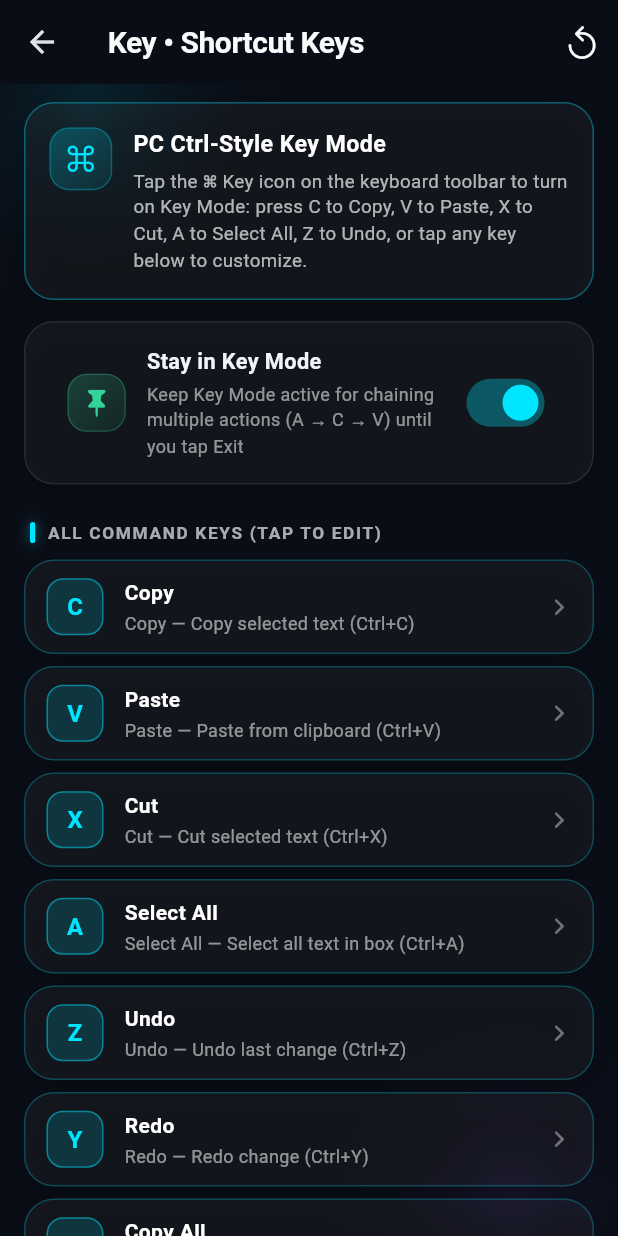
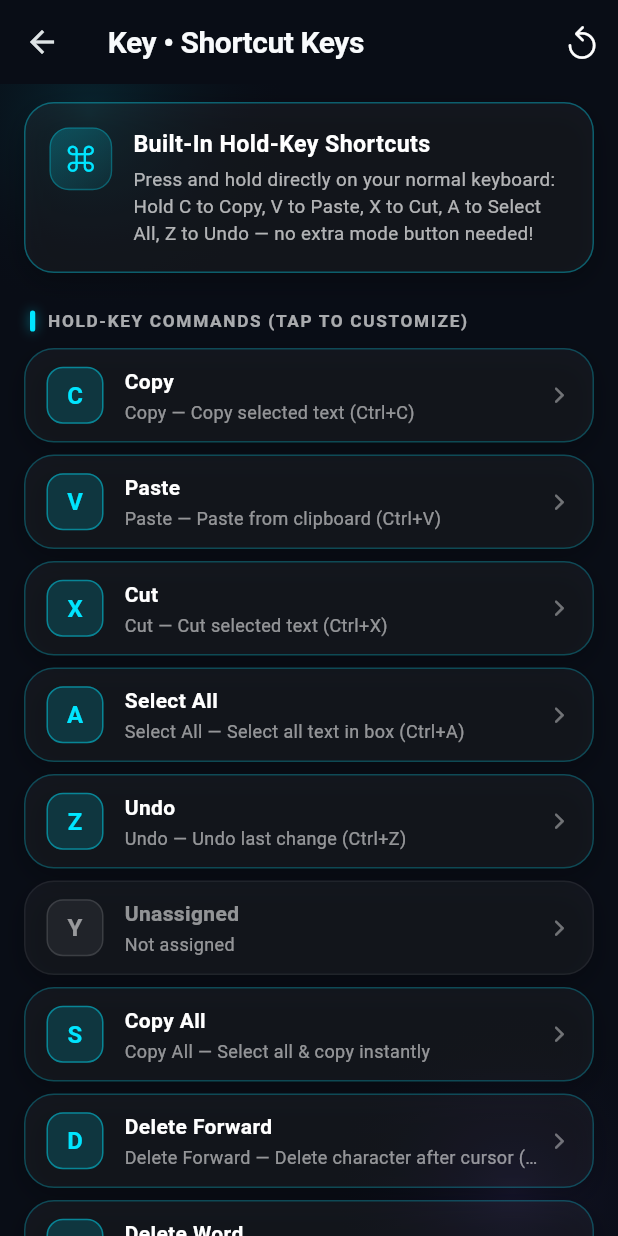
Before and after one commit to shahin0964/Nox-Keyboard, a Flutter app: the KeyModeScreen screen opened by its route, on a phone screen of 412 x 824 dp. Run offline on Flutter 3.47's test engine with Material 3 defaults, Android fonts, the phone set to English and light mode, and no system bars; our stand-ins replace shared_preferences; accounts and stored records are empty; project files that could hold a hidden picture were left out.

Commit message:
feat(v1.0.15): built-in hold-key shortcuts directly on keyboard (hold C=Copy, V=Paste, X=Cut, A=SelectAll, Z=Undo)

```diff
--- a/lib/data/preferences_helper.dart
+++ b/lib/data/preferences_helper.dart
@@ -431,7 +431,6 @@ class PreferencesHelper {
   static const List<String> defaultToolbarOrder = [
     'emoji',
     'clipboard',
-    'keyMode',
     'textEditing',
     'themes',
     'oneHanded',
@@ -440,28 +439,19 @@ class PreferencesHelper {
     'voice',
   ];
 
-  // Built-in PC-style Ctrl / Command Key Mode mapping (A-Z -> action or text)
+  // Built-in Press & Hold Shortcut Commands on normal keyboard keys (Row 2 & 3 so Row 1 1-0 stays intact)
   static const Map<String, String> defaultKeyCommands = {
     'c': 'action:copy',
     'v': 'action:paste',
     'x': 'action:cut',
     'a': 'action:selectAll',
     'z': 'action:undo',
-    'y': 'action:redo',
+    's': 'action:copyAll',
     'd': 'action:deleteForward',
     'b': 'action:deleteWord',
     'k': 'action:clearAll',
-    's': 'action:copyAll',
     'h': 'action:home',
-    'e': 'action:end',
-    't': 'action:tab',
-    'q': 'action:escape',
-    'l': 'action:left',
-    'r': 'action:right',
-    'u': 'action:up',
-    'n': 'action:down',
-    'w': 'action:selectLeft',
-    'p': 'action:selectRight',
+    'l': 'action:end',
   };
 
   bool get keyModeStayActive => _prefs?.getBool(AppConstants.keyKeyModeStayActive) ?? true;
--- a/lib/features/dashboard/screens/dashboard_screen.dart
+++ b/lib/features/dashboard/screens/dashboard_screen.dart
@@ -213,7 +213,7 @@ class _DashboardScreenState extends State<DashboardScreen> {
                     ),
                     _buildActionCard(
                       title: 'Key',
-                      subtitle: 'C=Copy, V=Paste, X=Cut...',
+                      subtitle: 'Hold C Copy, V Paste, X Cut',
                       icon: CupertinoIcons.command,
                       color: const Color(0xFF00E5FF),
                       route: '/key-mode',
--- a/lib/features/settings/screens/key_mode_screen.dart
+++ b/lib/features/settings/screens/key_mode_screen.dart
@@ -256,7 +256,7 @@ class _KeyModeScreenState extends State<KeyModeScreen> {
                     crossAxisAlignment: CrossAxisAlignment.start,
                     children: [
                       const Text(
-                        'PC Ctrl-Style Key Mode',
+                        'Built-In Hold-Key Shortcuts',
                         style: TextStyle(
                           color: Colors.white,
                           fontSize: 15.5,
@@ -265,7 +265,7 @@ class _KeyModeScreenState extends State<KeyModeScreen> {
                       ),
                       const SizedBox(height: 4),
                       Text(
-                        'Tap the ⌘ Key icon on the keyboard toolbar to turn on Key Mode: press C to Copy, V to Paste, X to Cut, A to Select All, Z to Undo, or tap any key below to customize.',
+                        'Press and hold directly on your normal keyboard: Hold C to Copy, V to Paste, X to Cut, A to Select All, Z to Undo — no extra mode button needed!',
                         style: TextStyle(
                           color: Colors.white.withValues(alpha: 0.68),
                           fontSize: 12.5,
@@ -279,25 +279,8 @@ class _KeyModeScreenState extends State<KeyModeScreen> {
             ),
           ),
 
-          const SizedBox(height: 14),
-
-          GlassCard(
-            padding: const EdgeInsets.symmetric(horizontal: 14, vertical: 4),
-            child: ModernSwitchTile(
-              icon: CupertinoIcons.pin_fill,
-              iconColor: const Color(0xFF34D399),
-              title: 'Stay in Key Mode',
-              subtitle: 'Keep Key Mode active for chaining multiple actions (A → C → V) until you tap Exit',
-              value: _stayActive,
-              onChanged: (val) async {
-                setState(() => _stayActive = val);
-                await _prefs.setKeyModeStayActive(val);
-              },
-            ),
-          ),
-
           const SizedBox(height: 18),
-          const ModernSectionHeader(title: 'ALL COMMAND KEYS (TAP TO EDIT)'),
+          const ModernSectionHeader(title: 'HOLD-KEY COMMANDS (TAP TO CUSTOMIZE)'),
 
           ..._alphabet.map((ch) {
             final val = _commands[ch];
--- a/lib/keyboard/widgets/toolbar_tools.dart
+++ b/lib/keyboard/widgets/toolbar_tools.dart
@@ -32,13 +32,6 @@ class KeyboardToolSpec {
       label: 'Clipboard',
       isActive: (e) => e.activePanel == KeyboardPanel.clipboard,
       onTrigger: (e, {fromGrid = false}) => e.openPanel(KeyboardPanel.clipboard),
-    ),
-    'keyMode': KeyboardToolSpec(
-      id: 'keyMode',
-      icon: CupertinoIcons.command,
-      label: 'Key',
-      isActive: (e) => e.isKeyCommandMode,
-      onTrigger: (e, {fromGrid = false}) => e.toggleKeyCommandMode(),
     ),
     'textEditing': KeyboardToolSpec(
       id: 'textEditing',
--- a/pubspec.yaml
+++ b/pubspec.yaml
@@ -2,7 +2,7 @@ name: nox_keyboard
 description: "Nox Keyboard - Professional Android System Keyboard with Multilingual Typing, Bangla Phonetic, Material 3 Themes and Smart Suggestions."
 publish_to: 'none'
 
-version: 1.0.14+15
+version: 1.0.15+16
 
 environment:
   sdk: '>=3.0.0 <4.0.0'
```
Also changed, not shown: lib/keyboard/engine/keyboard_engine.dart (+8 -0 lines), lib/keyboard/widgets/keyboard_key_widget.dart (+26 -39 lines), lib/keyboard/widgets/toolbar_widget.dart (+8 -27 lines), 1 other file.
